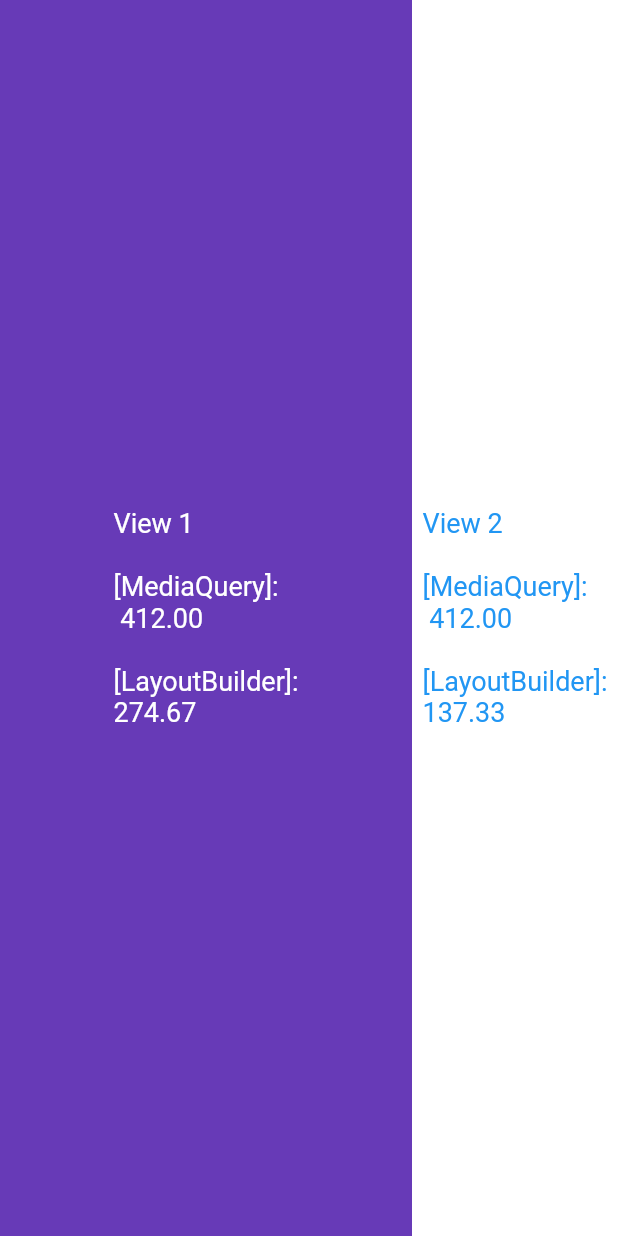
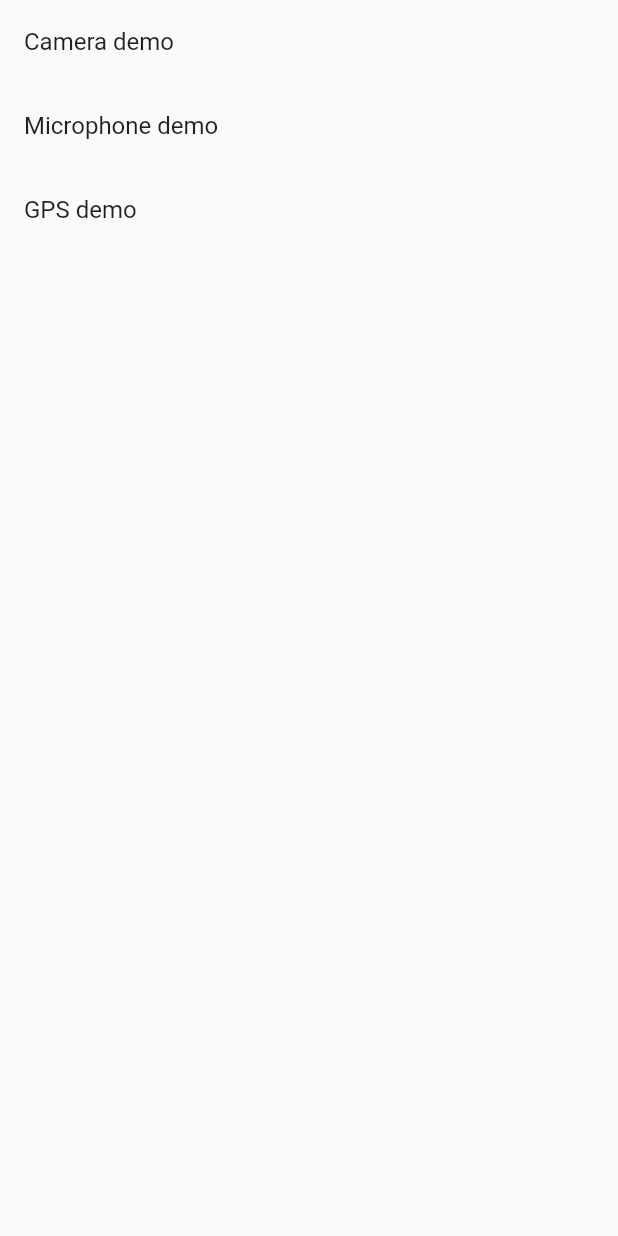
Before and after one commit to suragch/class_example_app, a Flutter app: the screen it shows after launch, on a phone screen of 412 x 824 dp. Run offline on Flutter 3.47's test engine with Material 2 defaults, Android fonts, the light colour scheme and no system bars.

Commit message:
beginning of accessing device sensors lesson

```diff
--- a/lib/colors.dart
+++ /dev/null
@@ -1,5 +0,0 @@
-import 'package:flutter/material.dart';
-
-class CustomColors {
-  static const Color android = Colors.blue;
-}
--- a/lib/main.dart
+++ b/lib/main.dart
@@ -13,44 +13,22 @@ class MyApp extends StatelessWidget {
 }
 
 class HomePage extends StatelessWidget {
+  const HomePage({Key? key}): super(key: key);
+
   @override
   Widget build(BuildContext context) {
-    Size screenSize = MediaQuery.of(context).size;
 
     return Scaffold(
-      body: Row(
+      body: ListView(
         children: [
-          Expanded(
-            flex: 2,
-            child: LayoutBuilder(
-              builder: (context, constraints) => Container(
-                color: Colors.deepPurple,
-                child: Center(
-                  child: Text(
-                    'View 1\n\n' +
-                        '[MediaQuery]:\n ${screenSize.width.toStringAsFixed(2)}\n\n' +
-                        '[LayoutBuilder]:\n${constraints.maxWidth.toStringAsFixed(2)}',
-                    style: TextStyle(color: Colors.white, fontSize: 18),
-                  ),
-                ),
-              ),
-            ),
+          ListTile(
+            title: Text('Camera demo'),
           ),
-          Expanded(
-            flex: 1,
-            child: LayoutBuilder(
-              builder: (context, constraints) => Container(
-                color: Colors.white,
-                child: Center(
-                  child: Text(
-                    'View 2\n\n' +
-                        '[MediaQuery]:\n ${screenSize.width.toStringAsFixed(2)}\n\n' +
-                        '[LayoutBuilder]:\n${constraints.maxWidth.toStringAsFixed(2)}',
-                    style: TextStyle(color: Colors.blue, fontSize: 18),
-                  ),
-                ),
-              ),
-            ),
+          ListTile(
+            title: Text('Microphone demo'),
+          ),
+          ListTile(
+            title: Text('GPS demo'),
           ),
         ],
       ),
--- a/pubspec.yaml
+++ b/pubspec.yaml
@@ -3,7 +3,7 @@ description: Class example app
 version: 1.0.0
 
 environment:
-  sdk: '>=2.7.0 <3.0.0'
+  sdk: '>=2.12.0 <3.0.0'
 
 dependencies:
   flutter:
```
Also changed, not shown: pubspec.lock.
